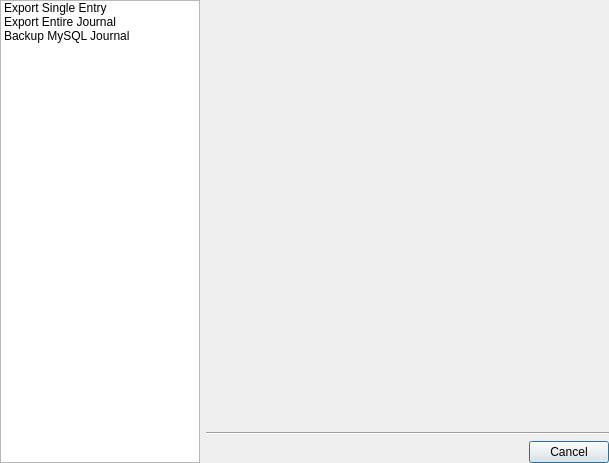
First picture: the form in ui/entryexporter.ui, repository pwizard2/robojournal, before the edit.
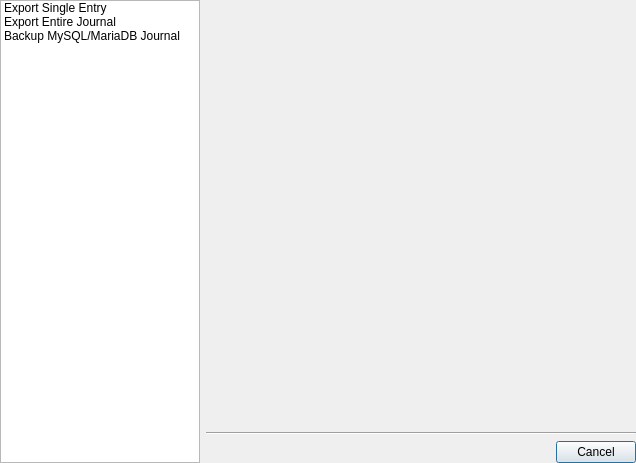
Second picture: the form after the edit. Icons and pictures are not drawn.

Commit message: changed all MySQL references to MySQL/MariaDB

```diff
--- a/ui/entryexporter.ui
+++ b/ui/entryexporter.ui
@@ -6,7 +6,7 @@
    <rect>
     <x>0</x>
     <y>0</y>
-    <width>609</width>
+    <width>636</width>
     <height>463</height>
    </rect>
   </property>
@@ -37,9 +37,15 @@
      <property name="lineWidth">
       <number>0</number>
      </property>
+     <property name="isWrapping" stdset="0">
+      <bool>true</bool>
+     </property>
      <property name="spacing">
       <number>3</number>
      </property>
+     <property name="wordWrap">
+      <bool>true</bool>
+     </property>
      <item>
       <property name="text">
        <string>Export Single Entry</string>
@@ -60,7 +66,7 @@
      </item>
      <item>
       <property name="text">
-       <string>Backup MySQL Journal</string>
+       <string>Backup MySQL/MariaDB Journal</string>
       </property>
       <property name="icon">
        <iconset resource="../images.qrc">
@@ -87,7 +93,7 @@
          <rect>
           <x>0</x>
           <y>0</y>
-          <width>401</width>
+          <width>428</width>
           <height>423</height>
          </rect>
         </property>
```
Left out of the diff: 2 changed lines with no effect on the pictures. The commit also changes 14 other files.
